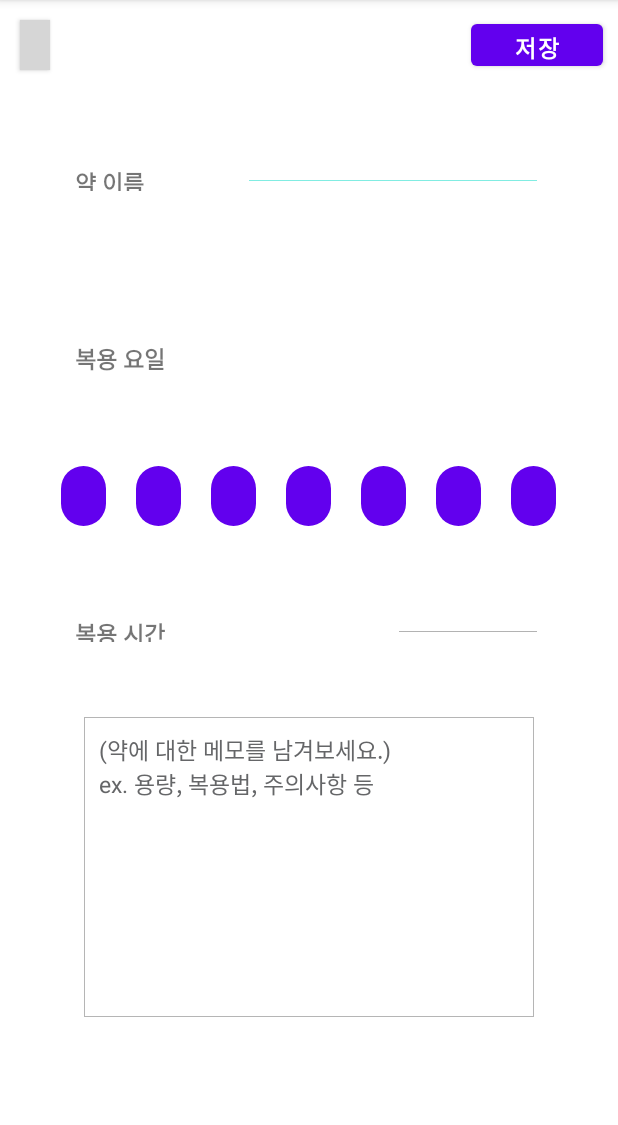
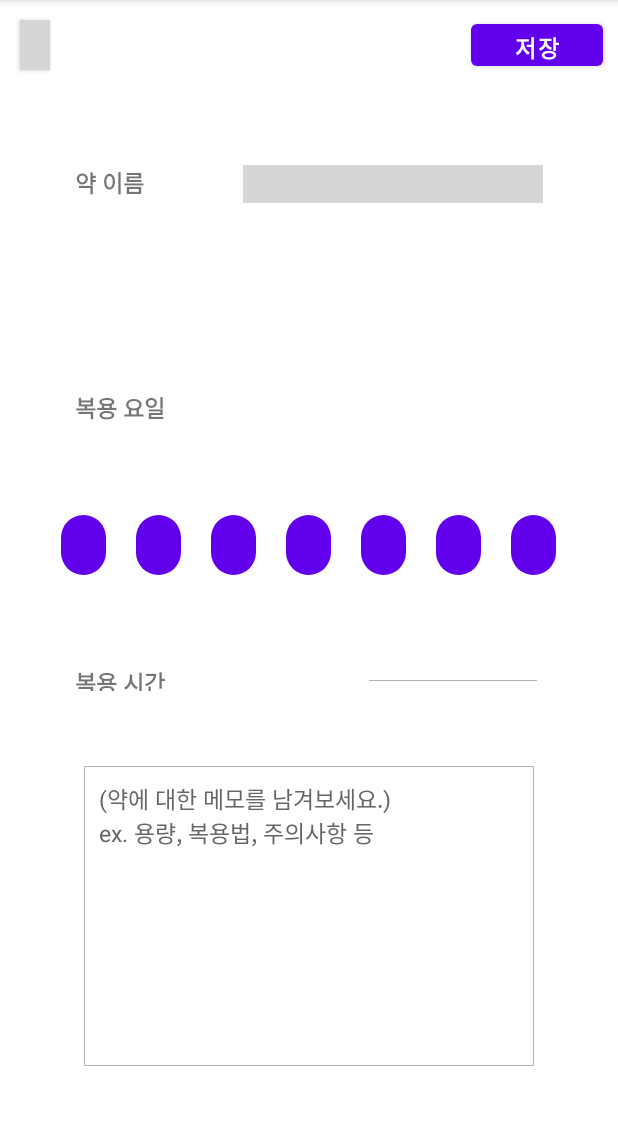
Before and after one commit to opensourceSW-13/pillsogood, an Android app: the SetalarmActivity screen opened directly, with no data from a screen before it, on a phone screen of 412 x 824 dp, the part 84-1209 px from its top. Run offline under Robolectric (Android 15) with nearby library versions, the phone set to English and light mode, and no system bars; grey boxes are pictures that could not be loaded.

Commit message:
pull 오류 후

```diff
--- a/app/src/main/res/layout/activity_setalarm.xml
+++ b/app/src/main/res/layout/activity_setalarm.xml
@@ -41,7 +41,7 @@
 
         <RelativeLayout
             android:layout_width="match_parent"
-            android:layout_height="117dp"
+            android:layout_height="150dp"
             android:orientation="horizontal">
 
             <TextView
@@ -58,9 +58,12 @@
             <EditText
                 android:id="@+id/inputPillName"
                 android:layout_width="200dp"
-                android:layout_height="wrap_content"
+                android:layout_height="25dp"
                 android:layout_alignParentRight="true"
-                android:layout_margin="50dp"
+                android:layout_marginStart="50dp"
+                android:layout_marginTop="50dp"
+                android:layout_marginEnd="50dp"
+                android:background="@drawable/input_text"
                 android:gravity="center_horizontal" />
 
         </RelativeLayout>
@@ -78,77 +81,69 @@
         <LinearLayout
             android:layout_width="match_parent"
             android:layout_height="wrap_content"
-        android:orientation="horizontal"
             android:gravity="center_horizontal"
-        >
+            android:orientation="horizontal">
 
             <Button
-            style="?android:attr/borderlessButtonStyle"
-            android:background="@drawable/btn_round"
                 android:id="@+id/btn_test"
                 android:layout_width="30dp"
                 android:layout_height="40dp"
                 android:layout_margin="10dp"
+                android:background="@drawable/btn_round"
                 android:text="월"
                 android:textSize="15dp"
                 android:textStyle="bold" />
 
             <Button
-            style="?android:attr/borderlessButtonStyle"
-            android:background="@drawable/btn_round"
                 android:layout_width="30dp"
                 android:layout_height="40dp"
                 android:layout_margin="10dp"
+                android:background="@drawable/btn_round"
                 android:text="화"
                 android:textSize="15dp"
                 android:textStyle="bold" />
 
             <Button
-            style="?android:attr/borderlessButtonStyle"
-            android:background="@drawable/btn_round"
                 android:layout_width="30dp"
                 android:layout_height="40dp"
                 android:layout_margin="10dp"
+                android:background="@drawable/btn_round"
                 android:text="수"
                 android:textSize="15dp"
                 android:textStyle="bold" />
 
             <Button
-            style="?android:attr/borderlessButtonStyle"
-            android:background="@drawable/btn_round"
                 android:layout_width="30dp"
                 android:layout_height="40dp"
                 android:layout_margin="10dp"
+                android:background="@drawable/btn_round"
                 android:text="목"
                 android:textSize="15dp"
                 android:textStyle="bold" />
 
             <Button
-            style="?android:attr/borderlessButtonStyle"
-            android:background="@drawable/btn_round"
                 android:layout_width="30dp"
                 android:layout_height="40dp"
                 android:layout_margin="10dp"
+                android:background="@drawable/btn_round"
                 android:text="금"
                 android:textSize="15dp"
                 android:textStyle="bold" />
 
             <Button
-            style="?android:attr/borderlessButtonStyle"
-            android:background="@drawable/btn_round"
                 android:layout_width="30dp"
                 android:layout_height="40dp"
                 android:layout_margin="10dp"
+                android:background="@drawable/btn_round"
                 android:text="토"
                 android:textSize="15dp"
                 android:textStyle="bold" />
 
             <Button
-            style="?android:attr/borderlessButtonStyle"
-            android:background="@drawable/btn_round"
                 android:layout_width="30dp"
                 android:layout_height="40dp"
                 android:layout_margin="10dp"
+                android:background="@drawable/btn_round"
                 android:text="일"
                 android:textSize="15dp"
                 android:textStyle="bold" />
@@ -175,7 +170,7 @@
 
         <EditText
             android:id="@+id/selectTime"
-            android:layout_width="100dp"
+            android:layout_width="120dp"
             android:layout_height="wrap_content"
             android:layout_alignParentRight="true"
             android:layout_margin="50dp"
--- a/build.gradle
+++ b/build.gradle
@@ -5,7 +5,7 @@ buildscript {
         jcenter()
     }
     dependencies {
-        classpath "com.android.tools.build:gradle:4.1.2"
+        classpath 'com.android.tools.build:gradle:4.2.1'
 
         // NOTE: Do not place your application dependencies here; they belong
         // in the individual module build.gradle files
```
Also changed, not shown: gradle/wrapper/gradle-wrapper.properties. Lines whose indentation alone changed are shown as unchanged.
